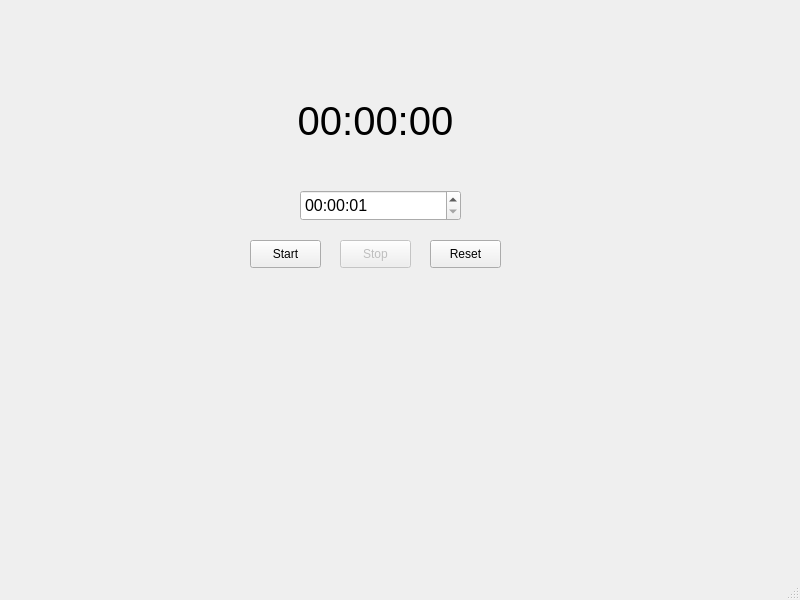
The window that task2/Timer/mainwindow.ui (tinrael/tasks) describes before a commit, drawn with Qt 5.
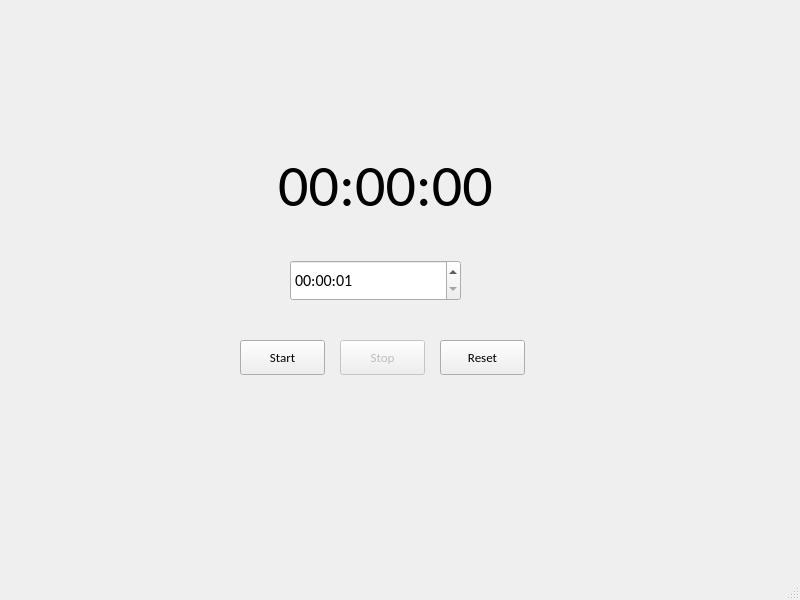
The same window after the commit.

Commit message: Changed the geometry and the size

```diff
--- a/task2/Timer/mainwindow.ui
+++ b/task2/Timer/mainwindow.ui
@@ -23,14 +23,15 @@
     </property>
     <property name="geometry">
      <rect>
-      <x>300</x>
-      <y>190</y>
-      <width>161</width>
-      <height>31</height>
+      <x>290</x>
+      <y>260</y>
+      <width>171</width>
+      <height>41</height>
      </rect>
     </property>
     <property name="font">
      <font>
+      <family>Calibri</family>
       <pointsize>12</pointsize>
      </font>
     </property>
@@ -51,12 +52,18 @@
    <widget class="QPushButton" name="pbStart">
     <property name="geometry">
      <rect>
-      <x>250</x>
-      <y>240</y>
-      <width>71</width>
-      <height>28</height>
+      <x>240</x>
+      <y>340</y>
+      <width>85</width>
+      <height>35</height>
      </rect>
     </property>
+    <property name="font">
+     <font>
+      <family>Calibri</family>
+      <pointsize>10</pointsize>
+     </font>
+    </property>
     <property name="text">
      <string>Start</string>
     </property>
@@ -64,15 +71,16 @@
    <widget class="QLabel" name="lblRemainingTime">
     <property name="geometry">
      <rect>
-      <x>270</x>
-      <y>70</y>
-      <width>211</width>
-      <height>101</height>
+      <x>230</x>
+      <y>130</y>
+      <width>311</width>
+      <height>111</height>
      </rect>
     </property>
     <property name="font">
      <font>
-      <pointsize>30</pointsize>
+      <family>Calibri</family>
+      <pointsize>45</pointsize>
      </font>
     </property>
     <property name="text">
@@ -89,11 +97,17 @@
     <property name="geometry">
      <rect>
       <x>340</x>
-      <y>240</y>
-      <width>71</width>
-      <height>28</height>
+      <y>340</y>
+      <width>85</width>
+      <height>35</height>
      </rect>
     </property>
+    <property name="font">
+     <font>
+      <family>Calibri</family>
+      <pointsize>10</pointsize>
+     </font>
+    </property>
     <property name="text">
      <string>Stop</string>
     </property>
@@ -104,12 +118,18 @@
     </property>
     <property name="geometry">
      <rect>
-      <x>430</x>
-      <y>240</y>
-      <width>71</width>
-      <height>28</height>
+      <x>440</x>
+      <y>340</y>
+      <width>85</width>
+      <height>35</height>
      </rect>
     </property>
+    <property name="font">
+     <font>
+      <family>Calibri</family>
+      <pointsize>10</pointsize>
+     </font>
+    </property>
     <property name="text">
      <string>Reset</string>
     </property>
```
